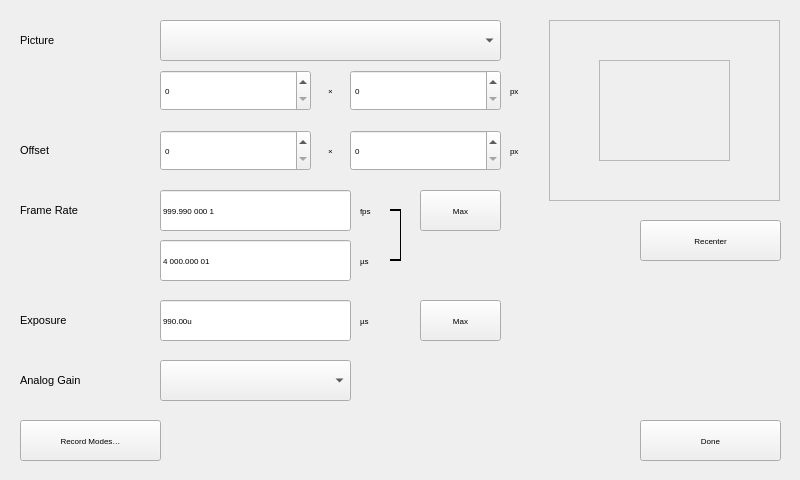
Above: src/recsettingswindow.ui from krontech/chronos-cam-app before the change. Below: the same form after it.
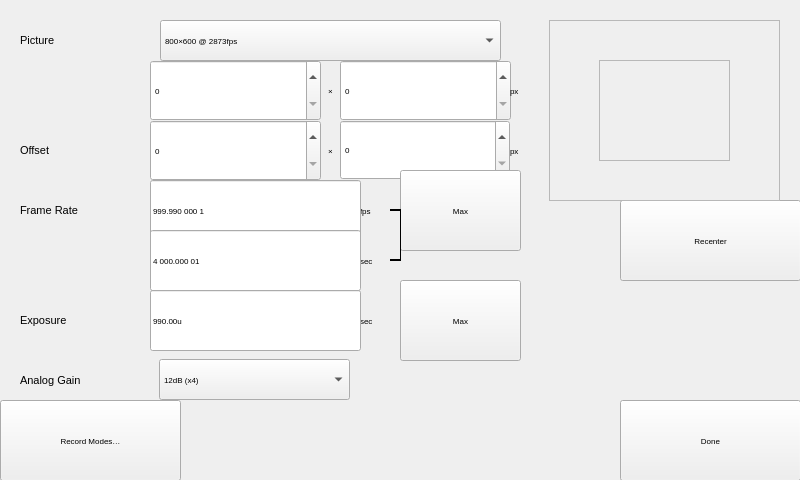
That is the form after the change. Custom widgets are drawn as their Qt base class.

Commit message: Add click-margins to Record Settings elements. Use × instead of x for the preset resolutions.

Diff of the .ui file:
```diff
--- a/src/recsettingswindow.ui
+++ b/src/recsettingswindow.ui
@@ -133,14 +133,19 @@
      <pointsize>6</pointsize>
     </font>
    </property>
+   <item>
+    <property name="text">
+     <string>800×600 @ 2873fps</string>
+    </property>
+   </item>
   </widget>
   <widget class="CamSpinBox" name="spinHRes">
    <property name="geometry">
     <rect>
-     <x>160</x>
-     <y>70</y>
-     <width>151</width>
-     <height>41</height>
+     <x>150</x>
+     <y>60</y>
+     <width>171</width>
+     <height>61</height>
     </rect>
    </property>
    <property name="sizePolicy">
@@ -166,10 +171,10 @@
   <widget class="CamSpinBox" name="spinVRes">
    <property name="geometry">
     <rect>
-     <x>350</x>
-     <y>70</y>
-     <width>151</width>
-     <height>41</height>
+     <x>340</x>
+     <y>60</y>
+     <width>171</width>
+     <height>61</height>
     </rect>
    </property>
    <property name="font">
@@ -187,10 +192,10 @@
   <widget class="CamSpinBox" name="spinHOffset">
    <property name="geometry">
     <rect>
-     <x>160</x>
-     <y>130</y>
-     <width>151</width>
-     <height>41</height>
+     <x>150</x>
+     <y>120</y>
+     <width>171</width>
+     <height>61</height>
     </rect>
    </property>
    <property name="sizePolicy">
@@ -217,10 +222,10 @@
   <widget class="CamSpinBox" name="spinVOffset">
    <property name="geometry">
     <rect>
-     <x>350</x>
-     <y>130</y>
-     <width>151</width>
-     <height>41</height>
+     <x>340</x>
+     <y>120</y>
+     <width>170</width>
+     <height>60</height>
     </rect>
    </property>
    <property name="font">
@@ -256,10 +261,10 @@
   <widget class="QPushButton" name="cmdMax">
    <property name="geometry">
     <rect>
-     <x>420</x>
-     <y>190</y>
-     <width>81</width>
-     <height>41</height>
+     <x>400</x>
+     <y>170</y>
+     <width>121</width>
+     <height>81</height>
     </rect>
    </property>
    <property name="font">
@@ -406,7 +411,7 @@
     </font>
    </property>
    <property name="text">
-    <string>µs</string>
+    <string>sec</string>
    </property>
   </widget>
   <widget class="Line" name="line">
@@ -546,10 +551,10 @@
   <widget class="QPushButton" name="cmdMax_2">
    <property name="geometry">
     <rect>
-     <x>640</x>
-     <y>220</y>
-     <width>141</width>
-     <height>41</height>
+     <x>620</x>
+     <y>200</y>
+     <width>181</width>
+     <height>81</height>
     </rect>
    </property>
    <property name="font">
@@ -564,10 +569,10 @@
   <widget class="QPushButton" name="cmdExpMax">
    <property name="geometry">
     <rect>
-     <x>420</x>
-     <y>300</y>
-     <width>81</width>
-     <height>41</height>
+     <x>400</x>
+     <y>280</y>
+     <width>121</width>
+     <height>81</height>
     </rect>
    </property>
    <property name="font">
@@ -594,7 +599,7 @@
     </font>
    </property>
    <property name="text">
-    <string>µs</string>
+    <string>sec</string>
    </property>
   </widget>
   <widget class="QLabel" name="label_12">
@@ -636,8 +641,8 @@
   <widget class="QComboBox" name="comboGain">
    <property name="geometry">
     <rect>
-     <x>160</x>
-     <y>360</y>
+     <x>159</x>
+     <y>359</y>
      <width>191</width>
      <height>41</height>
     </rect>
@@ -650,14 +655,19 @@
      <bold>false</bold>
     </font>
    </property>
+   <item>
+    <property name="text">
+     <string>12dB (x4)</string>
+    </property>
+   </item>
   </widget>
   <widget class="QPushButton" name="cmdOK">
    <property name="geometry">
     <rect>
-     <x>640</x>
-     <y>420</y>
-     <width>141</width>
-     <height>41</height>
+     <x>620</x>
+     <y>400</y>
+     <width>181</width>
+     <height>81</height>
     </rect>
    </property>
    <property name="font">
@@ -672,10 +682,10 @@
   <widget class="QPushButton" name="cmdRecMode">
    <property name="geometry">
     <rect>
-     <x>20</x>
-     <y>420</y>
-     <width>141</width>
-     <height>41</height>
+     <x>0</x>
+     <y>400</y>
+     <width>181</width>
+     <height>81</height>
     </rect>
    </property>
    <property name="font">
@@ -730,10 +740,10 @@
   <widget class="CamLineEdit" name="lineRate">
    <property name="geometry">
     <rect>
-     <x>160</x>
-     <y>190</y>
-     <width>191</width>
-     <height>41</height>
+     <x>150</x>
+     <y>180</y>
+     <width>211</width>
+     <height>61</height>
     </rect>
    </property>
    <property name="font">
@@ -748,10 +758,10 @@
   <widget class="CamLineEdit" name="linePeriod">
    <property name="geometry">
     <rect>
-     <x>160</x>
-     <y>240</y>
-     <width>191</width>
-     <height>41</height>
+     <x>150</x>
+     <y>230</y>
+     <width>211</width>
+     <height>61</height>
     </rect>
    </property>
    <property name="font">
@@ -766,10 +776,10 @@
   <widget class="CamLineEdit" name="lineExp">
    <property name="geometry">
     <rect>
-     <x>160</x>
-     <y>300</y>
-     <width>191</width>
-     <height>41</height>
+     <x>150</x>
+     <y>290</y>
+     <width>211</width>
+     <height>61</height>
     </rect>
    </property>
    <property name="font">
```
Left out of the diff: 19 changed lines with no effect on the pictures. The commit also changes 1 other file.
